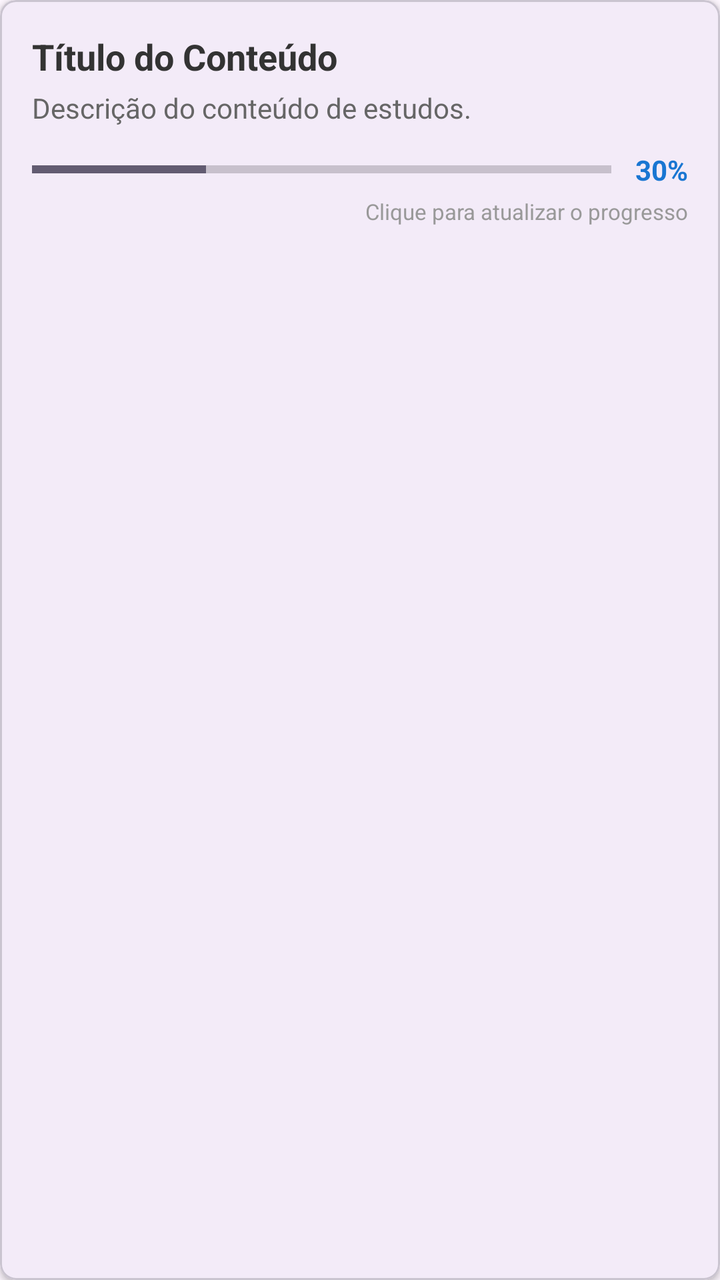
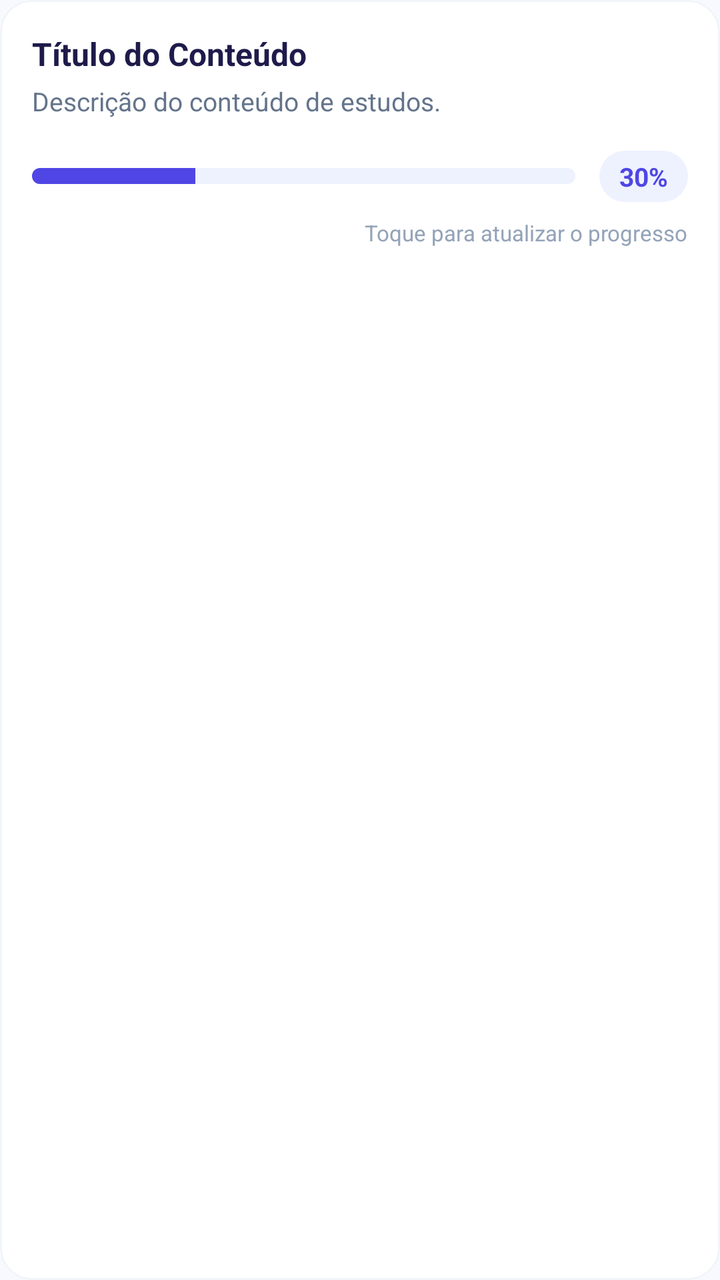

Before-and-after screenshots of an Android layout around one commit, followed by the original layout XML and the change that was made.
<!-- AndroidManifest.xml: application theme Theme.StudyFlowDev -->
<!-- res/layout/item_conteudo.xml -->
<?xml version="1.0" encoding="utf-8"?>
<com.google.android.material.card.MaterialCardView xmlns:android="http://schemas.android.com/apk/res/android"
    xmlns:app="http://schemas.android.com/apk/res-auto"
    android:layout_width="match_parent"
    android:layout_height="wrap_content"
    android:layout_marginHorizontal="16dp"
    android:layout_marginVertical="6dp"
    app:cardCornerRadius="8dp"
    app:cardElevation="2dp">

    <LinearLayout
        android:layout_width="match_parent"
        android:layout_height="wrap_content"
        android:orientation="vertical"
        android:padding="16dp">

        <TextView
            android:id="@+id/text_titulo_conteudo"
            android:layout_width="wrap_content"
            android:layout_height="wrap_content"
            android:text="Título do Conteúdo"
            android:textSize="18sp"
            android:textStyle="bold"
            android:textColor="#333333"/>

        <TextView
            android:id="@+id/text_descricao_conteudo"
            android:layout_width="wrap_content"
            android:layout_height="wrap_content"
            android:text="Descrição do conteúdo de estudos."
            android:textSize="14sp"
            android:textColor="#666666"
            android:layout_marginTop="4dp"/>

        <LinearLayout
            android:layout_width="match_parent"
            android:layout_height="wrap_content"
            android:orientation="horizontal"
            android:layout_marginTop="12dp"
            android:gravity="center_vertical">

            <ProgressBar
                android:id="@+id/progress_conteudo"
                style="?android:attr/progressBarStyleHorizontal"
                android:layout_width="0dp"
                android:layout_height="wrap_content"
                android:layout_weight="1"
                android:max="100"
                android:progress="30"/>

            <TextView
                android:id="@+id/text_progresso_porcentagem"
                android:layout_width="wrap_content"
                android:layout_height="wrap_content"
                android:text="30%"
                android:textSize="14sp"
                android:textStyle="bold"
                android:textColor="#1976D2"
                android:layout_marginStart="12dp"/>
        </LinearLayout>

        <TextView
            android:layout_width="wrap_content"
            android:layout_height="wrap_content"
            android:text="Clique para atualizar o progresso"
            android:textSize="11sp"
            android:textColor="#999999"
            android:layout_marginTop="4dp"
            android:layout_gravity="end"/>

    </LinearLayout>
</com.google.android.material.card.MaterialCardView>
<!-- resources referenced by this layout -->
<resources>
  <style name="Theme.StudyFlowDev" parent="Base.Theme.StudyFlowDev" />
  <style name="Base.Theme.StudyFlowDev" parent="Theme.Material3.DayNight.NoActionBar">
          
          
      </style>
</resources>

<!-- the commit's change to res/layout/item_conteudo.xml (unified diff, before → after) -->
@@ -3,10 +3,13 @@
     xmlns:app="http://schemas.android.com/apk/res-auto"
     android:layout_width="match_parent"
     android:layout_height="wrap_content"
-    android:layout_marginHorizontal="16dp"
+    android:layout_marginHorizontal="4dp"
     android:layout_marginVertical="6dp"
-    app:cardCornerRadius="8dp"
-    app:cardElevation="2dp">
+    app:cardCornerRadius="16dp"
+    app:cardElevation="0dp"
+    app:strokeWidth="1dp"
+    app:strokeColor="@color/stroke_color"
+    app:cardBackgroundColor="@color/bg_card_white">
 
     <LinearLayout
         android:layout_width="match_parent"
@@ -19,53 +22,57 @@
             android:layout_width="wrap_content"
             android:layout_height="wrap_content"
             android:text="Título do Conteúdo"
-            android:textSize="18sp"
+            android:textSize="16sp"
             android:textStyle="bold"
-            android:textColor="#333333"/>
+            android:textColor="@color/text_primary"/>
 
         <TextView
             android:id="@+id/text_descricao_conteudo"
             android:layout_width="wrap_content"
             android:layout_height="wrap_content"
             android:text="Descrição do conteúdo de estudos."
-            android:textSize="14sp"
-            android:textColor="#666666"
+            android:textSize="13sp"
+            android:textColor="@color/text_secondary"
             android:layout_marginTop="4dp"/>
 
         <LinearLayout
             android:layout_width="match_parent"
             android:layout_height="wrap_content"
             android:orientation="horizontal"
-            android:layout_marginTop="12dp"
+            android:layout_marginTop="16dp"
             android:gravity="center_vertical">
 
             <ProgressBar
                 android:id="@+id/progress_conteudo"
                 style="?android:attr/progressBarStyleHorizontal"
                 android:layout_width="0dp"
-                android:layout_height="wrap_content"
+                android:layout_height="8dp"
                 android:layout_weight="1"
                 android:max="100"
-                android:progress="30"/>
+                android:progress="30"
+                android:progressDrawable="@drawable/bg_progress_bar" />
 
             <TextView
                 android:id="@+id/text_progresso_porcentagem"
                 android:layout_width="wrap_content"
                 android:layout_height="wrap_content"
                 android:text="30%"
-                android:textSize="14sp"
+                android:textSize="13sp"
                 android:textStyle="bold"
-                android:textColor="#1976D2"
+                android:textColor="@color/primary_purple"
+                android:paddingHorizontal="10dp"
+                android:paddingVertical="4dp"
+                android:background="@drawable/bottom_nav_indicator"
                 android:layout_marginStart="12dp"/>
         </LinearLayout>
 
         <TextView
             android:layout_width="wrap_content"
             android:layout_height="wrap_content"
-            android:text="Clique para atualizar o progresso"
+            android:text="Toque para atualizar o progresso"
             android:textSize="11sp"
-            android:textColor="#999999"
-            android:layout_marginTop="4dp"
+            android:textColor="@color/text_muted"
+            android:layout_marginTop="8dp"
             android:layout_gravity="end"/>
 
     </LinearLayout>
<!-- resource entries referenced after the edit -->
@@ -1,9 +1,47 @@
 <!-- resources referenced by this layout -->
 <resources>
+  <color name="bg_card_white">#FFFFFF</color>
+  <color name="primary_purple">#4F46E5</color>
+  <color name="stroke_color">#F1F5F9</color>
+  <color name="text_muted">#94A3B8</color>
+  <color name="text_primary">#1E1B4B</color>
+  <color name="text_secondary">#64748B</color>
+  <!-- drawable bg_progress_bar (drawable) -->
+  <?xml version="1.0" encoding="utf-8"?>
+  <layer-list xmlns:android="http://schemas.android.com/apk/res/android">
+      <item android:id="@android:id/background">
+          <shape>
+              <corners android:radius="4dp" />
+              <solid android:color="#EEF2FF" />
+          </shape>
+      </item>
+      <item android:id="@android:id/progress">
+          <clip>
+              <shape>
+                  <corners android:radius="4dp" />
+                  <solid android:color="#4F46E5" />
+              </shape>
+          </clip>
+      </item>
+  </layer-list>
+  <!-- drawable bottom_nav_indicator (drawable) -->
+  <?xml version="1.0" encoding="utf-8"?>
+  <shape xmlns:android="http://schemas.android.com/apk/res/android"
+      android:shape="rectangle">
+      <solid android:color="#EEF2FF"/>
+      <corners android:radius="16dp"/>
+  </shape>
   <style name="Theme.StudyFlowDev" parent="Base.Theme.StudyFlowDev" />
   <style name="Base.Theme.StudyFlowDev" parent="Theme.Material3.DayNight.NoActionBar">
-          
-          
+          <item name="colorPrimary">@color/primary_purple</item>
+          <item name="colorOnPrimary">@color/white</item>
+          <item name="colorSecondary">@color/orange_primary</item>
+          <item name="android:windowBackground">@color/bg_app</item>
+          <item name="android:statusBarColor">@color/bg_app</item>
+          <item name="android:windowLightStatusBar">true</item>
       </style>
+  <color name="white">#FFFFFFFF</color>
+  <color name="orange_primary">#EA580C</color>
+  <color name="bg_app">#F8F9FE</color>
 </resources>
 
